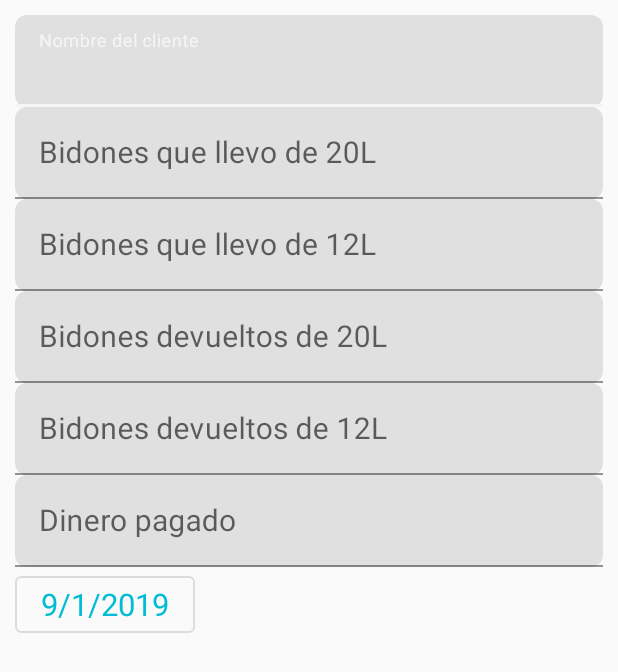
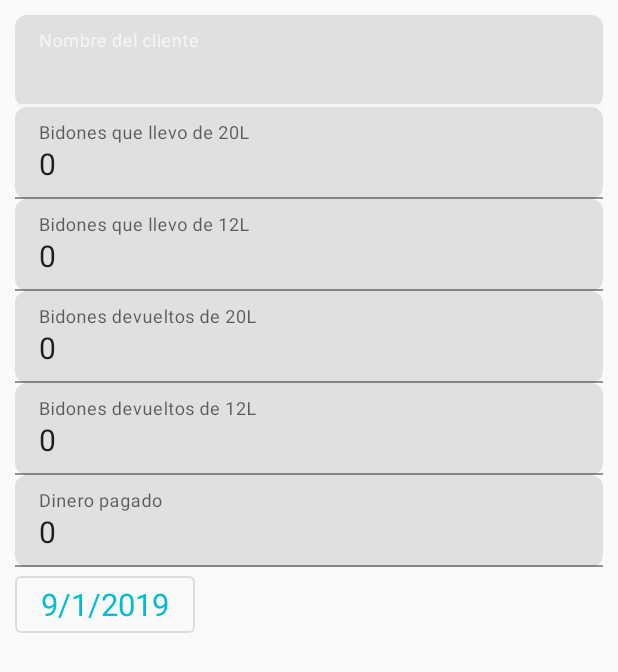
Before and after one commit to GuidoChia/Venta-de-agua-TDP, an Android app: the fragment AgregarClienteFragment shown on its own in the app's theme, on a phone screen of 412 x 824 dp. Shown: the top 672 px of the screen. Run offline under Robolectric (Android 15) with nearby library versions, the light colour scheme and no system bars; libraries missing offline, so code that uses them is left out: org.apache.poi; 2 statements that could not run were skipped.

Commit message:
Acomodo Fragments de agregar y buscar para que den error al usuario si la situacion es inesparada. Termino de hacer los visitors y los customers. TODO: Poner las cuentas por mes desde la app, hacer el precio de los bidones una variable que se guarde.

```diff
--- a/app/src/main/java/skrb/appprueba/Fragments/BuscarClienteFragment.java
+++ b/app/src/main/java/skrb/appprueba/Fragments/BuscarClienteFragment.java
@@ -41,7 +41,7 @@ public class BuscarClienteFragment extends Fragment {
                 String name = nombreEditable.toString();
 
                 ExcelReader reader = ConcreteReader.getInstance();
-                File file = fileRW.findFile(name);
+                File file = fileRW.findFileRead(name);
                 OutputInfo out = null;
                 if (file.exists()) {
                     try {
@@ -69,7 +69,8 @@ public class BuscarClienteFragment extends Fragment {
                     setFragment(FRAGMENT_RESULTADOS, bnd);
                 }
                 else{
-                    //Mostrar Error
+                    ErrorFragment frag = new ErrorFragment();
+                    frag.show(getFragmentManager(),"error");
                 }
 
             }
--- a/app/src/main/res/layout/fragment_agregar_cliente.xml
+++ b/app/src/main/res/layout/fragment_agregar_cliente.xml
@@ -36,7 +36,6 @@
                     android:id="@+id/NombreCliente"
                     android:layout_width="match_parent"
                     android:layout_height="match_parent"
-
                     android:textSize="20sp"
                     app:layout_constraintTop_toBottomOf="@+id/toolbar" />
 
@@ -59,7 +58,8 @@
                     android:layout_width="match_parent"
                     android:layout_height="match_parent"
                     android:inputType="number"
-                    android:textSize="20sp" />
+                    android:textSize="20sp"
+                    android:text="@string/_0"/>
             </android.support.design.widget.TextInputLayout>
 
             <android.support.design.widget.TextInputLayout
@@ -79,7 +79,8 @@
                     android:layout_width="match_parent"
                     android:layout_height="match_parent"
                     android:inputType="number"
-                    android:textSize="20sp" />
+                    android:textSize="20sp"
+                    android:text="@string/_0"/>
             </android.support.design.widget.TextInputLayout>
 
             <android.support.design.widget.TextInputLayout
@@ -99,7 +100,8 @@
                     android:layout_width="match_parent"
                     android:layout_height="match_parent"
                     android:inputType="number"
-                    android:textSize="20sp" />
+                    android:textSize="20sp"
+                    android:text="@string/_0"/>
             </android.support.design.widget.TextInputLayout>
 
             <android.support.design.widget.TextInputLayout
@@ -119,7 +121,8 @@
                     android:layout_width="match_parent"
                     android:layout_height="match_parent"
                     android:inputType="number"
-                    android:textSize="20sp" />
+                    android:textSize="20sp"
+                    android:text="@string/_0"/>
 
             </android.support.design.widget.TextInputLayout>
 
@@ -140,7 +143,8 @@
                     android:layout_width="match_parent"
                     android:layout_height="match_parent"
                     android:inputType="number"
-                    android:textSize="20sp" />
+                    android:textSize="20sp"
+                    android:text="@string/_0"/>
 
             </android.support.design.widget.TextInputLayout>
 
--- a/app/src/main/res/values-v21/styles.xml
+++ b/app/src/main/res/values-v21/styles.xml
@@ -1,11 +1,5 @@
 <?xml version="1.0" encoding="utf-8"?>
 <resources>
-    <style name="AppTheme" parent="Theme.AppCompat.Light.NoActionBar">
-        <!-- Customize your theme here. -->
-        <item name="colorPrimary">@color/colorPrimary</item>
-        <item name="colorPrimaryDark">@color/colorPrimaryDark</item>
-        <item name="colorAccent">@color/colorAccent</item>
-    </style>
 
     <style name="AppTheme.Button" parent="@style/Widget.MaterialComponents.Button">
         <item name="android:colorButtonNormal">@color/colorPrimary</item>
--- a/app/src/main/res/values/colors.xml
+++ b/app/src/main/res/values/colors.xml
@@ -3,6 +3,4 @@
     <color name="colorPrimary">#03A9F4</color>
     <color name="colorPrimaryDark">#0288D1</color>
     <color name="colorAccent">#00BCD4</color>
-    <color name="colorWhite">#FFFFFF</color>
-    <color name="colorBlack">#000000</color>
 </resources>
--- a/app/src/main/res/values/strings.xml
+++ b/app/src/main/res/values/strings.xml
@@ -18,4 +18,7 @@
     <string name="saldoDe12">Saldo de 12: </string>
     <string name="saldoDe20">Saldo de 20: </string>
     <string name="ultimaFecha">Fecha de última compra: </string>
+    <string name="errorBusqueda">Se produjo un error en la búsqueda, el cliente no existe</string>
+    <string name="OK">OK</string>
+    <string name="_0">0</string>
 </resources>
--- a/app/src/main/res/values/styles.xml
+++ b/app/src/main/res/values/styles.xml
@@ -1,12 +1,6 @@
 <resources>
 
     <!-- Base application theme. -->
-    <style name="AppTheme" parent="Theme.AppCompat.Light.NoActionBar">
-        <!-- Customize your theme here. -->
-        <item name="colorPrimary">@color/colorPrimary</item>
-        <item name="colorPrimaryDark">@color/colorPrimaryDark</item>
-        <item name="colorAccent">@color/colorAccent</item>
-    </style>
 
     <style name="AppTheme.Button" parent="Widget.AppCompat.Button.Colored">
         <item name="colorButtonNormal">@color/colorPrimary</item>
--- a/coreLib/src/main/java/customer/ConcreteCustomer.java
+++ b/coreLib/src/main/java/customer/ConcreteCustomer.java
@@ -82,7 +82,7 @@ public class ConcreteCustomer implements Customer {
         if (info == null) {
             info = new CustomerInfo(twelveAmount, twentyAmount, paid);
         } else {
-            info.addTwentyCansiters(twentyAmount);
+            info.addTwentyCanisters(twentyAmount);
             info.addTwelveCanisters(twelveAmount);
             info.addPaid(paid);
         }
--- a/coreLib/src/main/java/infos/CustomerInfo.java
+++ b/coreLib/src/main/java/infos/CustomerInfo.java
@@ -36,7 +36,7 @@ public class CustomerInfo {
         this.twelve+=twelve;
     }
 
-    public void addTwentyCansiters(int twenty){
+    public void addTwentyCanisters(int twenty){
         this.twenty+=twenty;
     }
 }
--- a/coreLib/src/main/java/reader/ExcelReader.java
+++ b/coreLib/src/main/java/reader/ExcelReader.java
@@ -29,7 +29,7 @@ public interface ExcelReader {
      * Reads the info of the given file, and stores it in an OutputInfo object.
      * @param customerFile the file of the customer.
      * @return OutputInfo containing the info read from the excel.
-     * @throws WorkbookException if the customer Workbook is damaged or null.
+     * @throws WorkbookException if the file doesn't exist, or it's not available.
      */
     OutputInfo readInfo(File customerFile) throws WorkbookException;
 
@@ -41,5 +41,5 @@ public interface ExcelReader {
      * @param directory Directory in which the customer's folder will be
      * @return Collection of Customer that bought anything in the given month and year
      */
-    Collection<Customer> readCostumers(int[] month, int year, File directory);
+    Collection<Customer> readCostumers(int[] months, int year, File directory);
 }
--- a/coreLib/src/main/java/reader/MonthManager.java
+++ b/coreLib/src/main/java/reader/MonthManager.java
@@ -10,17 +10,17 @@ public interface MonthManager {
      * Gets the total paid money from the collection of customers
      * @return Amount of money paid
      */
-    double getPaid(Collection<Customer> customers);
+    double getPaid();
 
     /**
      * Gets the total twenty canisters bought from the collection of customers
      * @return Amount of twenty canisters bought
      */
-    int getTwentyBought(Collection<Customer> customers);
+    int getTwentyBought();
 
     /**
      * Gets the total twenty canisters bought from the collection of customers
      * @return Amount of twenty canisters bought
      */
-    int getTwelveBought(Collection<Customer> customers);
+    int getTwelveBought();
 }
```
Also changed, not shown: app/src/main/java/skrb/appprueba/Fragments/AgregarClienteFragment.java (+40 -8 lines), app/src/main/java/skrb/appprueba/Fragments/ErrorFragment.java (added, +30 -0 lines), app/src/main/java/skrb/appprueba/helpers/fileRW.java (+20 -10 lines), coreLib/src/main/java/com/example/corelib/tests/Tester.java (+5 -3 lines), coreLib/src/main/java/reader/ConcreteMonthManager.java (+22 -7 lines), coreLib/src/main/java/reader/ConcreteReader.java (+14 -11 lines).
